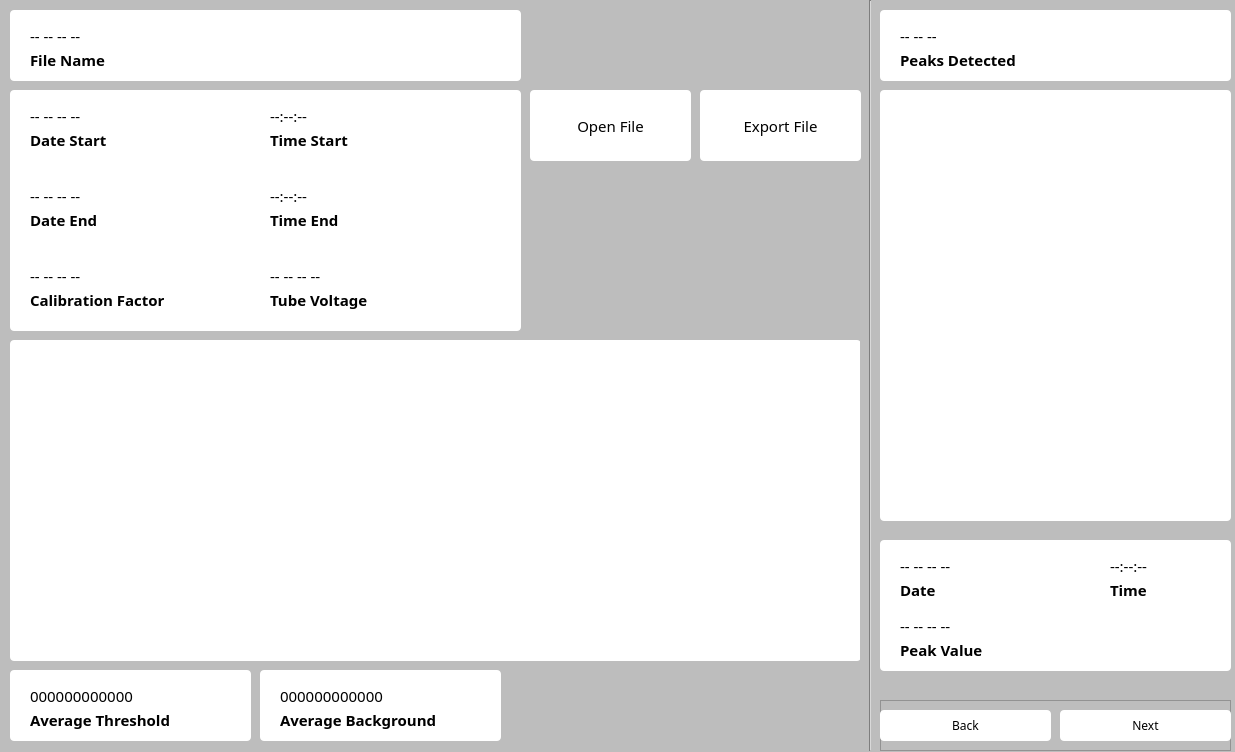
First picture: the form in PIG_Tracker_V3.ui, repository Ponti23/tracker_project, before the edit.
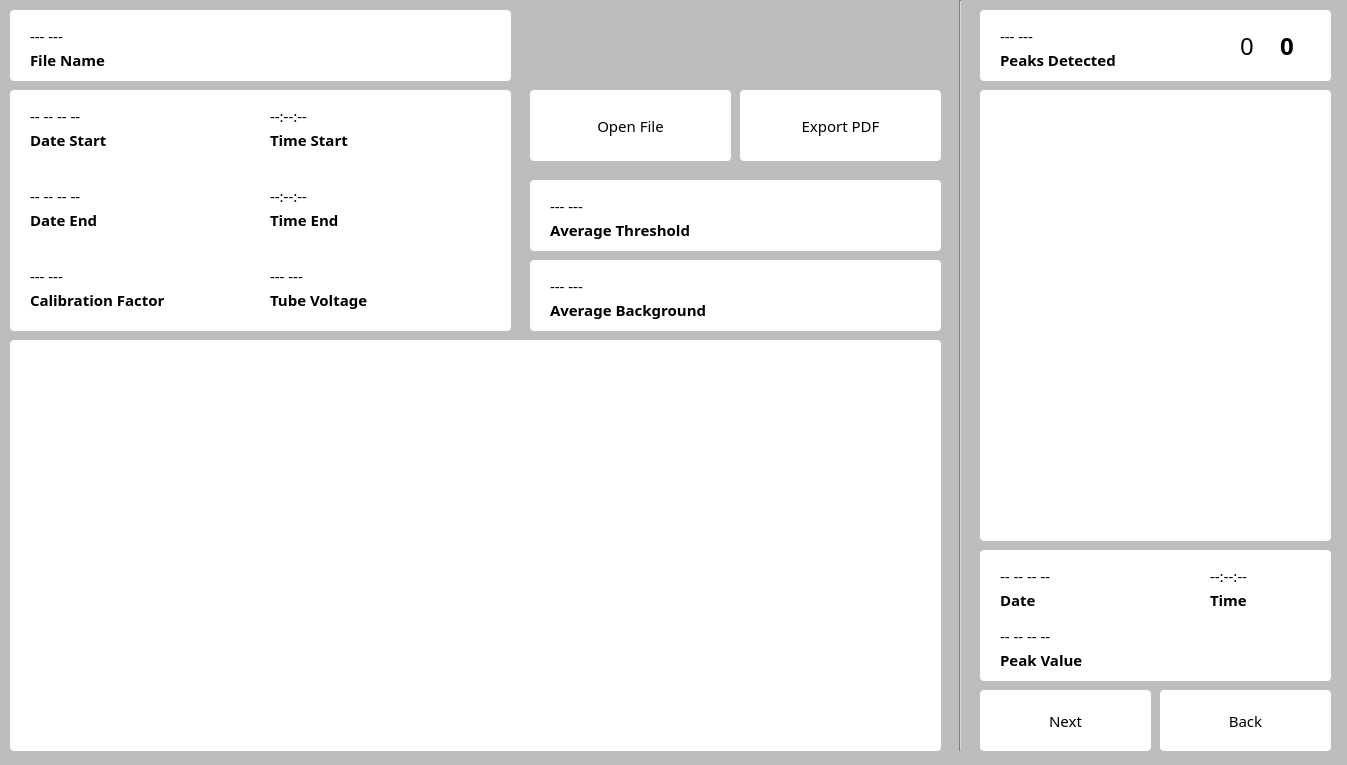
Second picture: the form after the edit.

What changed in the file:
```diff
--- a/PIG_Tracker_V3.ui
+++ b/PIG_Tracker_V3.ui
@@ -6,8 +6,8 @@
    <rect>
     <x>0</x>
     <y>0</y>
-    <width>1235</width>
-    <height>752</height>
+    <width>1347</width>
+    <height>765</height>
    </rect>
   </property>
   <property name="windowTitle">
@@ -22,8 +22,8 @@
      <rect>
       <x>10</x>
       <y>340</y>
-      <width>851</width>
-      <height>321</height>
+      <width>931</width>
+      <height>411</height>
      </rect>
     </property>
     <property name="minimumSize">
@@ -52,10 +52,10 @@
    <widget class="QFrame" name="peak_data_graph_frame">
     <property name="geometry">
      <rect>
-      <x>880</x>
+      <x>980</x>
       <y>90</y>
       <width>351</width>
-      <height>431</height>
+      <height>451</height>
      </rect>
     </property>
     <property name="minimumSize">
@@ -86,7 +86,7 @@
      <rect>
       <x>10</x>
       <y>10</y>
-      <width>511</width>
+      <width>501</width>
       <height>71</height>
      </rect>
     </property>
@@ -119,7 +119,7 @@
       </font>
      </property>
      <property name="text">
-      <string>-- -- -- --</string>
+      <string>--- ---</string>
      </property>
      <property name="textFormat">
       <enum>Qt::AutoText</enum>
@@ -158,7 +158,7 @@
      <rect>
       <x>10</x>
       <y>90</y>
-      <width>511</width>
+      <width>501</width>
       <height>241</height>
      </rect>
     </property>
@@ -399,7 +399,7 @@
       </font>
      </property>
      <property name="text">
-      <string>-- -- -- --</string>
+      <string>--- ---</string>
      </property>
      <property name="textFormat">
       <enum>Qt::AutoText</enum>
@@ -451,7 +451,7 @@
       </font>
      </property>
      <property name="text">
-      <string>-- -- -- --</string>
+      <string>--- ---</string>
      </property>
      <property name="textFormat">
       <enum>Qt::AutoText</enum>
@@ -488,7 +488,7 @@
    <widget class="QFrame" name="peaks_frame">
     <property name="geometry">
      <rect>
-      <x>880</x>
+      <x>980</x>
       <y>10</y>
       <width>351</width>
       <height>71</height>
@@ -523,7 +523,7 @@
       </font>
      </property>
      <property name="text">
-      <string>-- -- --</string>
+      <string>--- ---</string>
      </property>
      <property name="textFormat">
       <enum>Qt::AutoText</enum>
@@ -556,11 +556,67 @@
       <set>Qt::AlignLeading|Qt::AlignLeft|Qt::AlignVCenter</set>
      </property>
     </widget>
+    <widget class="QLabel" name="peak_current_index">
+     <property name="geometry">
+      <rect>
+       <x>260</x>
+       <y>20</y>
+       <width>21</width>
+       <height>31</height>
+      </rect>
+     </property>
+     <property name="font">
+      <font>
+       <family>Cascadia Code Light</family>
+       <pointsize>18</pointsize>
+       <weight>50</weight>
+       <italic>false</italic>
+       <bold>false</bold>
+      </font>
+     </property>
+     <property name="text">
+      <string>0</string>
+     </property>
+     <property name="textFormat">
+      <enum>Qt::AutoText</enum>
+     </property>
+     <property name="alignment">
+      <set>Qt::AlignLeading|Qt::AlignLeft|Qt::AlignVCenter</set>
+     </property>
+    </widget>
+    <widget class="QLabel" name="peak_total_index">
+     <property name="geometry">
+      <rect>
+       <x>300</x>
+       <y>20</y>
+       <width>21</width>
+       <height>31</height>
+      </rect>
+     </property>
+     <property name="font">
+      <font>
+       <family>Cascadia Code SemiBold</family>
+       <pointsize>18</pointsize>
+       <weight>75</weight>
+       <italic>false</italic>
+       <bold>true</bold>
+      </font>
+     </property>
+     <property name="text">
+      <string>0</string>
+     </property>
+     <property name="textFormat">
+      <enum>Qt::AutoText</enum>
+     </property>
+     <property name="alignment">
+      <set>Qt::AlignLeading|Qt::AlignLeft|Qt::AlignVCenter</set>
+     </property>
+    </widget>
    </widget>
    <widget class="Line" name="line">
     <property name="geometry">
      <rect>
-      <x>860</x>
+      <x>950</x>
       <y>0</y>
       <width>20</width>
       <height>751</height>
@@ -573,8 +629,8 @@
    <widget class="QFrame" name="peak_data_frame">
     <property name="geometry">
      <rect>
-      <x>880</x>
-      <y>540</y>
+      <x>980</x>
+      <y>550</y>
       <width>351</width>
       <height>131</height>
      </rect>
@@ -749,9 +805,9 @@
    <widget class="QFrame" name="threshold_frame">
     <property name="geometry">
      <rect>
-      <x>10</x>
-      <y>670</y>
-      <width>241</width>
+      <x>530</x>
+      <y>180</y>
+      <width>411</width>
       <height>71</height>
      </rect>
     </property>
@@ -784,7 +840,7 @@
       </font>
      </property>
      <property name="text">
-      <string>000000000000</string>
+      <string>--- ---</string>
      </property>
      <property name="textFormat">
       <enum>Qt::AutoText</enum>
@@ -818,72 +874,12 @@
      </property>
     </widget>
    </widget>
-   <widget class="QFrame" name="peak_buttons_frame">
-    <property name="geometry">
-     <rect>
-      <x>880</x>
-      <y>700</y>
-      <width>351</width>
-      <height>51</height>
-     </rect>
-    </property>
-    <property name="frameShape">
-     <enum>QFrame::StyledPanel</enum>
-    </property>
-    <property name="frameShadow">
-     <enum>QFrame::Raised</enum>
-    </property>
-    <widget class="QPushButton" name="peak_next_button">
-     <property name="geometry">
-      <rect>
-       <x>180</x>
-       <y>10</y>
-       <width>171</width>
-       <height>31</height>
-      </rect>
-     </property>
-     <property name="font">
-      <font>
-       <family>Cascadia Code SemiBold</family>
-      </font>
-     </property>
-     <property name="styleSheet">
-      <string notr="true">background-color: rgb(255, 255, 255);
-border-radius: 4px;</string>
-     </property>
-     <property name="text">
-      <string>Next</string>
-     </property>
-    </widget>
-    <widget class="QPushButton" name="peak_back_button">
-     <property name="geometry">
-      <rect>
-       <x>0</x>
-       <y>10</y>
-       <width>171</width>
-       <height>31</height>
-      </rect>
-     </property>
-     <property name="font">
-      <font>
-       <family>Cascadia Code SemiBold</family>
-      </font>
-     </property>
-     <property name="styleSheet">
-      <string notr="true">background-color: rgb(255, 255, 255);
-border-radius: 4px;</string>
-     </property>
-     <property name="text">
-      <string>Back</string>
-     </property>
-    </widget>
-   </widget>
    <widget class="QPushButton" name="open_file_button">
     <property name="geometry">
      <rect>
       <x>530</x>
       <y>90</y>
-      <width>161</width>
+      <width>201</width>
       <height>71</height>
      </rect>
     </property>
@@ -906,9 +902,9 @@
    <widget class="QPushButton" name="export_file_button">
     <property name="geometry">
      <rect>
-      <x>700</x>
+      <x>740</x>
       <y>90</y>
-      <width>161</width>
+      <width>201</width>
       <height>71</height>
      </rect>
     </property>
@@ -925,15 +921,15 @@
 border-radius: 4px;</string>
     </property>
     <property name="text">
-     <string>Export File</string>
+     <string>Export PDF</string>
     </property>
    </widget>
    <widget class="QFrame" name="background_frame">
     <property name="geometry">
      <rect>
-      <x>260</x>
-      <y>670</y>
-      <width>241</width>
+      <x>530</x>
+      <y>260</y>
+      <width>411</width>
       <height>71</height>
      </rect>
     </property>
@@ -966,7 +962,7 @@
       </font>
      </property>
      <property name="text">
-      <string>000000000000</string>
+      <string>--- ---</string>
      </property>
      <property name="textFormat">
       <enum>Qt::AutoText</enum>
@@ -1000,6 +996,52 @@
      </property>
     </widget>
    </widget>
+   <widget class="QPushButton" name="peak_back_button">
+    <property name="geometry">
+     <rect>
+      <x>1160</x>
+      <y>690</y>
+      <width>171</width>
+      <height>61</height>
+     </rect>
+    </property>
+    <property name="font">
+     <font>
+      <family>Cascadia Code SemiLight</family>
+      <pointsize>11</pointsize>
+     </font>
+    </property>
+    <property name="styleSheet">
+     <string notr="true">background-color: rgb(255, 255, 255);
+border-radius: 4px;</string>
+    </property>
+    <property name="text">
+     <string>Back</string>
+    </property>
+   </widget>
+   <widget class="QPushButton" name="peak_next_button">
+    <property name="geometry">
+     <rect>
+      <x>980</x>
+      <y>690</y>
+      <width>171</width>
+      <height>61</height>
+     </rect>
+    </property>
+    <property name="font">
+     <font>
+      <family>Cascadia Code SemiLight</family>
+      <pointsize>11</pointsize>
+     </font>
+    </property>
+    <property name="styleSheet">
+     <string notr="true">background-color: rgb(255, 255, 255);
+border-radius: 4px;</string>
+    </property>
+    <property name="text">
+     <string>Next</string>
+    </property>
+   </widget>
    <zorder>raw_data_graph_frame</zorder>
    <zorder>peak_data_graph_frame</zorder>
    <zorder>file_frame</zorder>
```
Left out of the diff: 3 changed lines with no effect on the pictures.
